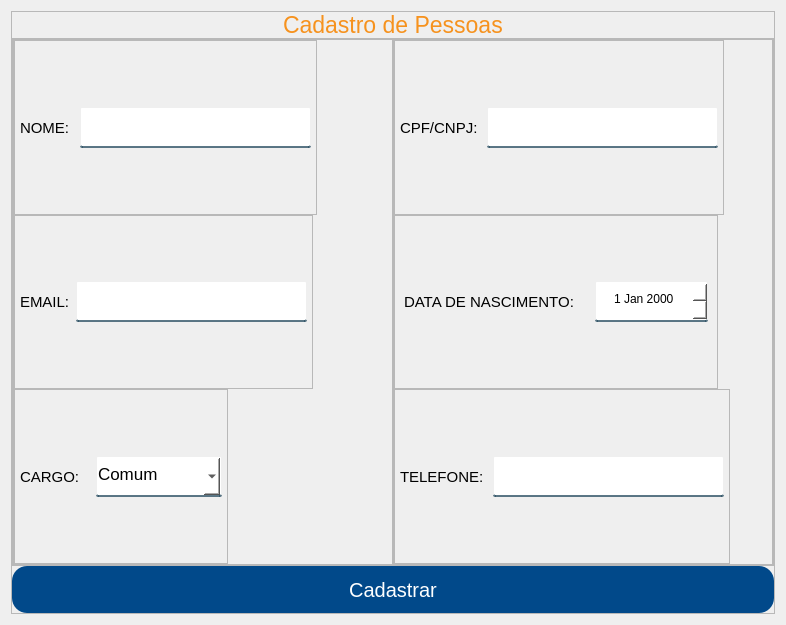
Old version of the form App/view/ui/cadastroPessoas.ui in the repository Senac-SOR-ADS/Mapa-de-Sala.
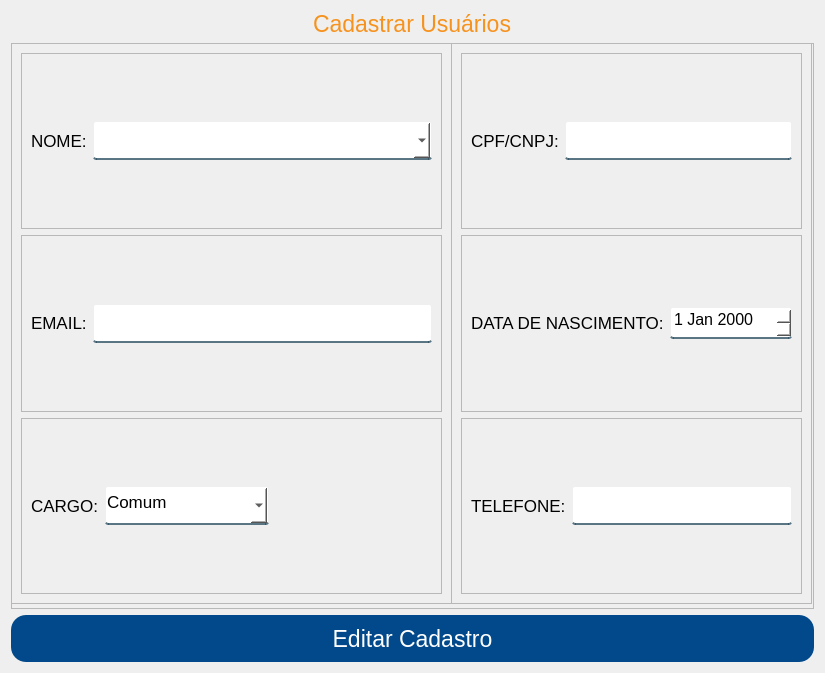
New version of the form.

```diff
--- a/App/view/ui/cadastroPessoas.ui
+++ b/App/view/ui/cadastroPessoas.ui
@@ -6,8 +6,8 @@
    <rect>
     <x>0</x>
     <y>0</y>
-    <width>782</width>
-    <height>625</height>
+    <width>821</width>
+    <height>671</height>
    </rect>
   </property>
   <property name="windowTitle">
@@ -17,53 +17,32 @@
    <string notr="true">QLineEdit, QComboBox, QDateEdit {
 	background-color: white;
 	border:2px solid rgba(0,0,0,0);
-	border-radius: 2px;
+	border-radius: 3px;
 	border-bottom-color:rgba(46,82,101,200);
 	color:rgb(0,0,0);
-	padding-bottom:5px;
+	padding-bottom:7px;
 }
-
-#btnCadastrar {
+ 
+#btnEditar {
 	background-color: #01498a;
 	color: #FFF;
-	border: none;
-	border-radius: 15px;
+border: none;
+border-radius: 15px;
 }
-
-#btnCadastrar:hover {
+ 
+#btnEditar:hover {
 	background-color: #f6921e;
 }
-
+ 
+#respostaCadastro {
+	color: red;
+}
 #titulo {
 	color: #f6921e;
 }</string>
   </property>
   <layout class="QVBoxLayout" name="verticalLayout">
-   <item alignment="Qt::AlignHCenter">
-    <widget class="QFrame" name="frame_10">
-     <property name="frameShape">
-      <enum>QFrame::StyledPanel</enum>
-     </property>
-     <property name="frameShadow">
-      <enum>QFrame::Raised</enum>
-     </property>
-     <layout class="QVBoxLayout" name="verticalLayout_4">
-      <property name="spacing">
-       <number>0</number>
-      </property>
-      <property name="leftMargin">
-       <number>0</number>
-      </property>
-      <property name="topMargin">
-       <number>0</number>
-      </property>
-      <property name="rightMargin">
-       <number>0</number>
-      </property>
-      <property name="bottomMargin">
-       <number>0</number>
-      </property>
-      <item alignment="Qt::AlignHCenter">
+   <item alignment="Qt::AlignHCenter|Qt::AlignBottom">
        <widget class="QLabel" name="titulo">
         <property name="font">
          <font>
@@ -71,20 +50,11 @@
          </font>
         </property>
         <property name="text">
-         <string>Cadastro de Pessoas</string>
-        </property>
-        <property name="textFormat">
-         <enum>Qt::AutoText</enum>
-        </property>
-        <property name="scaledContents">
-         <bool>false</bool>
-        </property>
-        <property name="openExternalLinks">
-         <bool>false</bool>
+      <string>Cadastrar Usuários</string>
         </property>
        </widget>
       </item>
-      <item>
+   <item alignment="Qt::AlignHCenter">
        <widget class="QFrame" name="frame">
         <property name="sizePolicy">
          <sizepolicy hsizetype="Preferred" vsizetype="Expanding">
@@ -94,8 +64,8 @@
         </property>
         <property name="minimumSize">
          <size>
-          <width>762</width>
-          <height>479</height>
+       <width>803</width>
+       <height>566</height>
          </size>
         </property>
         <property name="frameShape">
@@ -104,48 +74,24 @@
         <property name="frameShadow">
          <enum>QFrame::Raised</enum>
         </property>
-        <layout class="QHBoxLayout" name="horizontalLayout_7">
-         <property name="spacing">
-          <number>0</number>
-         </property>
-         <property name="leftMargin">
-          <number>0</number>
-         </property>
-         <property name="topMargin">
-          <number>0</number>
-         </property>
-         <property name="rightMargin">
-          <number>0</number>
-         </property>
-         <property name="bottomMargin">
-          <number>0</number>
-         </property>
-         <item>
-          <widget class="QFrame" name="frame_5">
-           <property name="frameShape">
-            <enum>QFrame::StyledPanel</enum>
-           </property>
-           <property name="frameShadow">
-            <enum>QFrame::Raised</enum>
-           </property>
-           <layout class="QVBoxLayout" name="verticalLayout_2">
-            <property name="spacing">
-             <number>0</number>
-            </property>
-            <property name="leftMargin">
-             <number>0</number>
-            </property>
-            <property name="topMargin">
-             <number>0</number>
-            </property>
-            <property name="rightMargin">
-             <number>0</number>
-            </property>
-            <property name="bottomMargin">
-             <number>0</number>
-            </property>
-            <item alignment="Qt::AlignLeft">
              <widget class="QFrame" name="frame_2">
+      <property name="geometry">
+       <rect>
+        <x>0</x>
+        <y>0</y>
+        <width>441</width>
+        <height>561</height>
+       </rect>
+      </property>
+      <property name="frameShape">
+       <enum>QFrame::StyledPanel</enum>
+      </property>
+      <property name="frameShadow">
+       <enum>QFrame::Raised</enum>
+      </property>
+      <layout class="QVBoxLayout" name="verticalLayout_2">
+       <item>
+        <widget class="QFrame" name="frame_3">
               <property name="frameShape">
                <enum>QFrame::StyledPanel</enum>
               </property>
@@ -153,26 +99,11 @@
                <enum>QFrame::Raised</enum>
               </property>
               <layout class="QHBoxLayout" name="horizontalLayout">
-               <property name="spacing">
-                <number>10</number>
-               </property>
-               <property name="leftMargin">
-                <number>5</number>
-               </property>
-               <property name="topMargin">
-                <number>0</number>
-               </property>
-               <property name="rightMargin">
-                <number>5</number>
-               </property>
-               <property name="bottomMargin">
-                <number>0</number>
-               </property>
-               <item>
+          <item alignment="Qt::AlignVCenter">
                 <widget class="QLabel" name="label_2">
                  <property name="font">
                   <font>
-                   <pointsize>11</pointsize>
+              <pointsize>13</pointsize>
                   </font>
                  </property>
                  <property name="text">
@@ -181,32 +112,37 @@
                 </widget>
                </item>
                <item>
-                <widget class="QLineEdit" name="nomePessoas">
+           <widget class="QComboBox" name="nomePessoas">
+            <property name="sizePolicy">
+             <sizepolicy hsizetype="Expanding" vsizetype="Fixed">
+              <horstretch>0</horstretch>
+              <verstretch>0</verstretch>
+             </sizepolicy>
+            </property>
                  <property name="minimumSize">
                   <size>
-                   <width>231</width>
-                   <height>41</height>
-                  </size>
-                 </property>
-                 <property name="maximumSize">
-                  <size>
-                   <width>391</width>
-                   <height>41</height>
-                  </size>
-                 </property>
-                 <property name="text">
-                  <string/>
-                 </property>
-                 <property name="placeholderText">
-                  <string/>
+              <width>330</width>
+              <height>39</height>
+             </size>
+            </property>
+            <property name="font">
+             <font>
+              <pointsize>10</pointsize>
+             </font>
+            </property>
+            <property name="cursor">
+             <cursorShape>PointingHandCursor</cursorShape>
+            </property>
+            <property name="editable">
+             <bool>true</bool>
                  </property>
                 </widget>
                </item>
               </layout>
              </widget>
             </item>
-            <item alignment="Qt::AlignLeft">
-             <widget class="QFrame" name="frame_3">
+       <item>
+        <widget class="QFrame" name="frame_4">
               <property name="frameShape">
                <enum>QFrame::StyledPanel</enum>
               </property>
@@ -214,23 +150,11 @@
                <enum>QFrame::Raised</enum>
               </property>
               <layout class="QHBoxLayout" name="horizontalLayout_2">
-               <property name="leftMargin">
-                <number>5</number>
-               </property>
-               <property name="topMargin">
-                <number>0</number>
-               </property>
-               <property name="rightMargin">
-                <number>5</number>
-               </property>
-               <property name="bottomMargin">
-                <number>0</number>
-               </property>
-               <item>
+          <item alignment="Qt::AlignVCenter">
                 <widget class="QLabel" name="label_4">
                  <property name="font">
                   <font>
-                   <pointsize>11</pointsize>
+              <pointsize>13</pointsize>
                   </font>
                  </property>
                  <property name="text">
@@ -242,29 +166,22 @@
                 <widget class="QLineEdit" name="email">
                  <property name="minimumSize">
                   <size>
-                   <width>231</width>
-                   <height>41</height>
-                  </size>
-                 </property>
-                 <property name="maximumSize">
-                  <size>
-                   <width>391</width>
-                   <height>41</height>
-                  </size>
-                 </property>
-                 <property name="mouseTracking">
-                  <bool>true</bool>
-                 </property>
-                 <property name="placeholderText">
-                  <string/>
+              <width>330</width>
+              <height>39</height>
+             </size>
+            </property>
+            <property name="font">
+             <font>
+              <pointsize>10</pointsize>
+             </font>
                  </property>
                 </widget>
                </item>
               </layout>
              </widget>
             </item>
-            <item alignment="Qt::AlignLeft">
-             <widget class="QFrame" name="frame_4">
+       <item>
+        <widget class="QFrame" name="frame_5">
               <property name="frameShape">
                <enum>QFrame::StyledPanel</enum>
               </property>
@@ -272,39 +189,30 @@
                <enum>QFrame::Raised</enum>
               </property>
               <layout class="QHBoxLayout" name="horizontalLayout_3">
-               <property name="spacing">
-                <number>0</number>
-               </property>
-               <property name="leftMargin">
-                <number>5</number>
-               </property>
-               <property name="topMargin">
-                <number>0</number>
-               </property>
-               <property name="rightMargin">
-                <number>5</number>
-               </property>
-               <property name="bottomMargin">
-                <number>0</number>
-               </property>
-               <item>
+          <item alignment="Qt::AlignVCenter">
                 <widget class="QLabel" name="label_5">
                  <property name="font">
                   <font>
-                   <pointsize>11</pointsize>
+              <pointsize>13</pointsize>
                   </font>
                  </property>
                  <property name="text">
-                  <string>CARGO:    </string>
+             <string>CARGO:</string>
                  </property>
                 </widget>
                </item>
                <item>
                 <widget class="QComboBox" name="cargo">
+            <property name="sizePolicy">
+             <sizepolicy hsizetype="Expanding" vsizetype="Fixed">
+              <horstretch>0</horstretch>
+              <verstretch>0</verstretch>
+             </sizepolicy>
+            </property>
                  <property name="minimumSize">
                   <size>
-                   <width>117</width>
-                   <height>41</height>
+              <width>0</width>
+              <height>39</height>
                   </size>
                  </property>
                  <property name="font">
@@ -340,38 +248,42 @@
                  </item>
                 </widget>
                </item>
-              </layout>
-             </widget>
-            </item>
-           </layout>
-          </widget>
-         </item>
          <item>
-          <widget class="QFrame" name="frame_8">
-           <property name="frameShape">
-            <enum>QFrame::StyledPanel</enum>
-           </property>
-           <property name="frameShadow">
-            <enum>QFrame::Raised</enum>
-           </property>
-           <layout class="QVBoxLayout" name="verticalLayout_3">
-            <property name="spacing">
-             <number>0</number>
-            </property>
-            <property name="leftMargin">
-             <number>0</number>
-            </property>
-            <property name="topMargin">
-             <number>0</number>
-            </property>
-            <property name="rightMargin">
-             <number>0</number>
-            </property>
-            <property name="bottomMargin">
-             <number>0</number>
-            </property>
-            <item alignment="Qt::AlignLeft">
+           <spacer name="horizontalSpacer">
+            <property name="orientation">
+             <enum>Qt::Horizontal</enum>
+            </property>
+            <property name="sizeHint" stdset="0">
+             <size>
+              <width>40</width>
+              <height>20</height>
+             </size>
+            </property>
+           </spacer>
+          </item>
+         </layout>
+        </widget>
+       </item>
+      </layout>
+     </widget>
              <widget class="QFrame" name="frame_6">
+      <property name="geometry">
+       <rect>
+        <x>440</x>
+        <y>0</y>
+        <width>361</width>
+        <height>561</height>
+       </rect>
+      </property>
+      <property name="frameShape">
+       <enum>QFrame::StyledPanel</enum>
+      </property>
+      <property name="frameShadow">
+       <enum>QFrame::Raised</enum>
+      </property>
+      <layout class="QVBoxLayout" name="verticalLayout_3">
+       <item>
+        <widget class="QFrame" name="frame_7">
               <property name="frameShape">
                <enum>QFrame::StyledPanel</enum>
               </property>
@@ -379,26 +291,11 @@
                <enum>QFrame::Raised</enum>
               </property>
               <layout class="QHBoxLayout" name="horizontalLayout_4">
-               <property name="spacing">
-                <number>9</number>
-               </property>
-               <property name="leftMargin">
-                <number>5</number>
-               </property>
-               <property name="topMargin">
-                <number>0</number>
-               </property>
-               <property name="rightMargin">
-                <number>5</number>
-               </property>
-               <property name="bottomMargin">
-                <number>0</number>
-               </property>
-               <item>
+          <item alignment="Qt::AlignVCenter">
                 <widget class="QLabel" name="label_3">
                  <property name="font">
                   <font>
-                   <pointsize>11</pointsize>
+              <pointsize>13</pointsize>
                   </font>
                  </property>
                  <property name="text">
@@ -410,23 +307,25 @@
                 <widget class="QLineEdit" name="cpfCnpj">
                  <property name="minimumSize">
                   <size>
-                   <width>231</width>
-                   <height>41</height>
-                  </size>
-                 </property>
-                 <property name="maximumSize">
-                  <size>
-                   <width>391</width>
-                   <height>41</height>
-                  </size>
+              <width>0</width>
+              <height>39</height>
+             </size>
+            </property>
+            <property name="font">
+             <font>
+              <pointsize>13</pointsize>
+             </font>
+            </property>
+            <property name="text">
+             <string/>
                  </property>
                 </widget>
                </item>
               </layout>
              </widget>
             </item>
-            <item alignment="Qt::AlignLeft">
-             <widget class="QFrame" name="frame_7">
+       <item>
+        <widget class="QFrame" name="frame_8">
               <property name="frameShape">
                <enum>QFrame::StyledPanel</enum>
               </property>
@@ -434,56 +333,49 @@
                <enum>QFrame::Raised</enum>
               </property>
               <layout class="QHBoxLayout" name="horizontalLayout_5">
-               <property name="spacing">
-                <number>0</number>
-               </property>
-               <property name="topMargin">
-                <number>0</number>
-               </property>
-               <property name="bottomMargin">
-                <number>0</number>
-               </property>
-               <item alignment="Qt::AlignLeft">
+          <item alignment="Qt::AlignVCenter">
                 <widget class="QLabel" name="label_6">
                  <property name="font">
                   <font>
-                   <pointsize>11</pointsize>
+              <pointsize>13</pointsize>
                   </font>
                  </property>
                  <property name="text">
-                  <string>DATA DE NASCIMENTO:     </string>
+             <string>DATA DE NASCIMENTO:</string>
                  </property>
                 </widget>
                </item>
                <item>
                 <widget class="QDateEdit" name="dataDeNascimento">
+            <property name="sizePolicy">
+             <sizepolicy hsizetype="Expanding" vsizetype="Fixed">
+              <horstretch>0</horstretch>
+              <verstretch>0</verstretch>
+             </sizepolicy>
+            </property>
                  <property name="minimumSize">
                   <size>
-                   <width>113</width>
-                   <height>41</height>
-                  </size>
-                 </property>
-                 <property name="maximumSize">
-                  <size>
-                   <width>99</width>
-                   <height>16777215</height>
-                  </size>
+              <width>0</width>
+              <height>32</height>
+             </size>
+            </property>
+            <property name="font">
+             <font>
+              <pointsize>12</pointsize>
+             </font>
                  </property>
                  <property name="cursor">
                   <cursorShape>PointingHandCursor</cursorShape>
                  </property>
                  <property name="alignment">
-                  <set>Qt::AlignCenter</set>
-                 </property>
-                 <property name="readOnly">
-                  <bool>false</bool>
+             <set>Qt::AlignBottom|Qt::AlignLeading|Qt::AlignLeft</set>
                  </property>
                 </widget>
                </item>
               </layout>
              </widget>
             </item>
-            <item alignment="Qt::AlignLeft">
+       <item>
              <widget class="QFrame" name="frame_9">
               <property name="frameShape">
                <enum>QFrame::StyledPanel</enum>
@@ -492,26 +384,11 @@
                <enum>QFrame::Raised</enum>
               </property>
               <layout class="QHBoxLayout" name="horizontalLayout_6">
-               <property name="spacing">
-                <number>9</number>
-               </property>
-               <property name="leftMargin">
-                <number>5</number>
-               </property>
-               <property name="topMargin">
-                <number>0</number>
-               </property>
-               <property name="rightMargin">
-                <number>5</number>
-               </property>
-               <property name="bottomMargin">
-                <number>0</number>
-               </property>
-               <item>
+          <item alignment="Qt::AlignVCenter">
                 <widget class="QLabel" name="label_7">
                  <property name="font">
                   <font>
-                   <pointsize>11</pointsize>
+              <pointsize>13</pointsize>
                   </font>
                  </property>
                  <property name="text">
@@ -523,19 +400,15 @@
                 <widget class="QLineEdit" name="telefone">
                  <property name="minimumSize">
                   <size>
-                   <width>231</width>
-                   <height>41</height>
-                  </size>
-                 </property>
-                 <property name="maximumSize">
-                  <size>
-                   <width>371</width>
-                   <height>41</height>
-                  </size>
-                 </property>
-                 <property name="text">
-                  <string/>
-                 </property>
+              <width>0</width>
+              <height>39</height>
+             </size>
+            </property>
+            <property name="font">
+             <font>
+              <pointsize>11</pointsize>
+             </font>
+            </property>
                 </widget>
                </item>
               </layout>
@@ -543,12 +416,10 @@
             </item>
            </layout>
           </widget>
-         </item>
-        </layout>
        </widget>
       </item>
       <item>
-       <widget class="QPushButton" name="btnCadastrar">
+    <widget class="QPushButton" name="btnEditar">
         <property name="minimumSize">
          <size>
           <width>762</width>
@@ -557,18 +428,15 @@
         </property>
         <property name="font">
          <font>
-          <pointsize>15</pointsize>
+       <pointsize>17</pointsize>
          </font>
         </property>
         <property name="cursor">
          <cursorShape>PointingHandCursor</cursorShape>
         </property>
         <property name="text">
-         <string>Cadastrar</string>
-        </property>
-       </widget>
-      </item>
-     </layout>
+      <string>Editar Cadastro</string>
+     </property>
     </widget>
    </item>
   </layout>
```
Left out of the diff: 2 changed lines with no effect on the pictures. Lines whose indentation alone changed are shown as unchanged.
